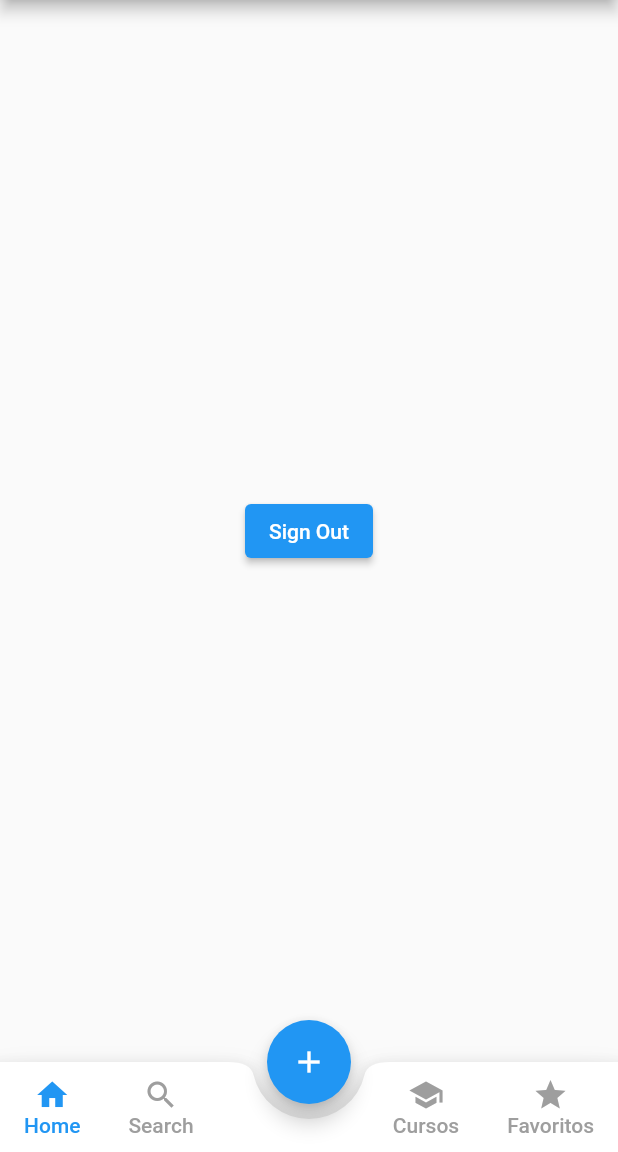
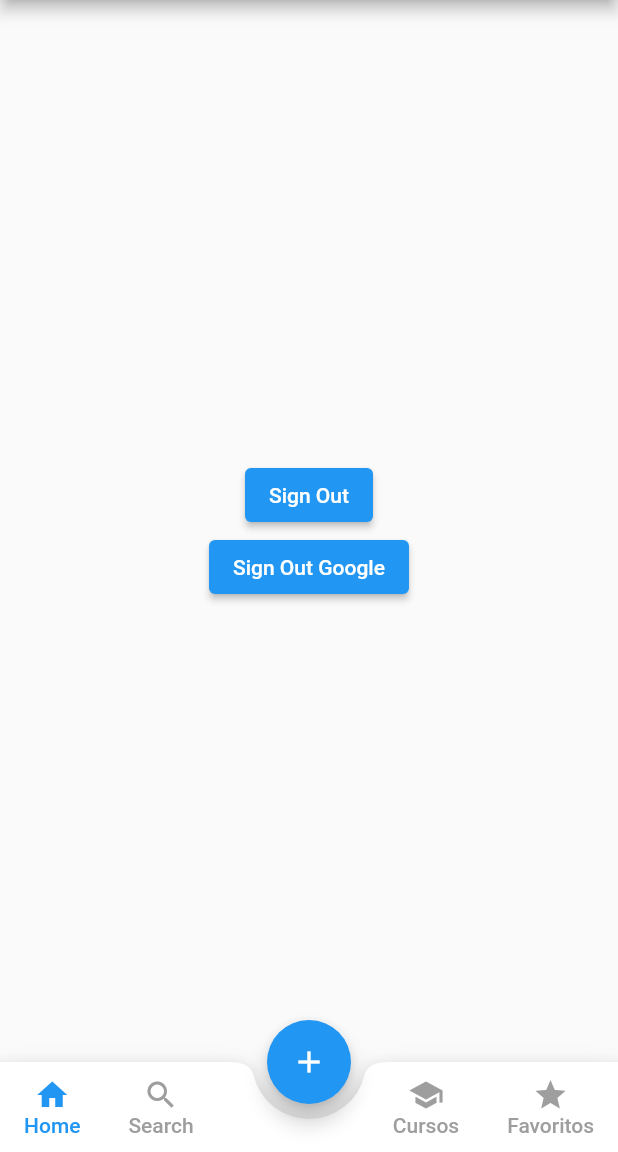
Before and after one commit to MKShoji/Project_KnowBre, a Flutter app: the screen it shows once a user with an empty profile is signed in, on a phone screen of 412 x 824 dp, the part 84-1236 px from its top. Run offline on Flutter 3.47's test engine with Material 2 defaults, Android fonts, the phone set to English and light mode, and no system bars; our stand-ins replace brasil_fields, cloud_firestore, firebase_auth, firebase_core, firebase_storage, get and 4 more; missing offline and left inert: flutterfire_ui; accounts and stored records are empty.

Commit message:
Google Sign
Google Sign funcionando (completo)

```diff
--- a/knowbre/lib/pages/home/home_page.dart
+++ b/knowbre/lib/pages/home/home_page.dart
@@ -16,6 +16,10 @@ class _HomePageState extends State<HomePage> {
     await AuthController().signOut();
   }
 
+  Future<void> siginOutGoogle() async {
+    await AuthController().signOutGoogle();
+  }
+
   Widget _title() {
     return const Text("Home");
   }
@@ -25,6 +29,11 @@ class _HomePageState extends State<HomePage> {
       onPressed: siginOut,
       child: const Text("Sign Out"),
     );
+  }
+
+  Widget _signOutGoogleButton() {
+    return ElevatedButton(
+        onPressed: siginOutGoogle, child: const Text("Sign Out Google"));
   }
 
   @override
@@ -39,6 +48,7 @@ class _HomePageState extends State<HomePage> {
           mainAxisAlignment: MainAxisAlignment.center,
           children: <Widget>[
             _signOutButton(),
+            _signOutGoogleButton(),
           ],
         ),
       ),
--- a/knowbre/lib/pages/home/home_page_controller.dart
+++ b/knowbre/lib/pages/home/home_page_controller.dart
@@ -39,8 +39,9 @@ class _HomePageControllerState extends State<HomePageController> {
         child: ListView(children: [
           UserAccountsDrawerHeader(
             currentAccountPicture: CircleAvatar(
-              backgroundImage: NetworkImage(
-                  'https://firebasestorage.googleapis.com/v0/b/knowbre-database.appspot.com/o/fotos%2FprofilePic%2Fdata%2Fuser%2F0%2Fcom.example.knowbre%2Fcache%2Fimage_picker2891959324239634366.jpg?alt=media&token=0bbc6d80-8c0c-4a9c-b6bc-a3de6623737c'),
+              backgroundImage: NetworkImage(authController
+                      .firestoreUser.value?.photoURL ??
+                  "https://www.zohowebstatic.com/sites/default/files/show/avatar_image.png"),
             ),
             accountName:
                 Text(authController.firestoreUser.value?.nome ?? "Nome"),
--- a/knowbre/lib/pages/login/login_page.dart
+++ b/knowbre/lib/pages/login/login_page.dart
@@ -234,7 +234,9 @@ class _AuthPageState extends State<AuthPage> {
                   ),
                   SignInButton(
                     Buttons.googleDark,
-                    onPressed: () {},
+                    onPressed: () {
+                      AuthController().googleSignIn();
+                    },
                   ),
                   const SizedBox(
                     height: 20.0,
--- a/knowbre/lib/shared/models/user.dart
+++ b/knowbre/lib/shared/models/user.dart
@@ -4,7 +4,7 @@ import 'package:cloud_firestore/cloud_firestore.dart';
 
 class UserModel {
   final String? uid;
-  final String photoURL;
+  final String? photoURL;
   final String? email;
   final String? nome;
   final String? bio;
```
Also changed, not shown: knowbre/lib/shared/services/auth_controller.dart (+42 -0 lines), knowbre/pubspec.lock, 1 other file.
